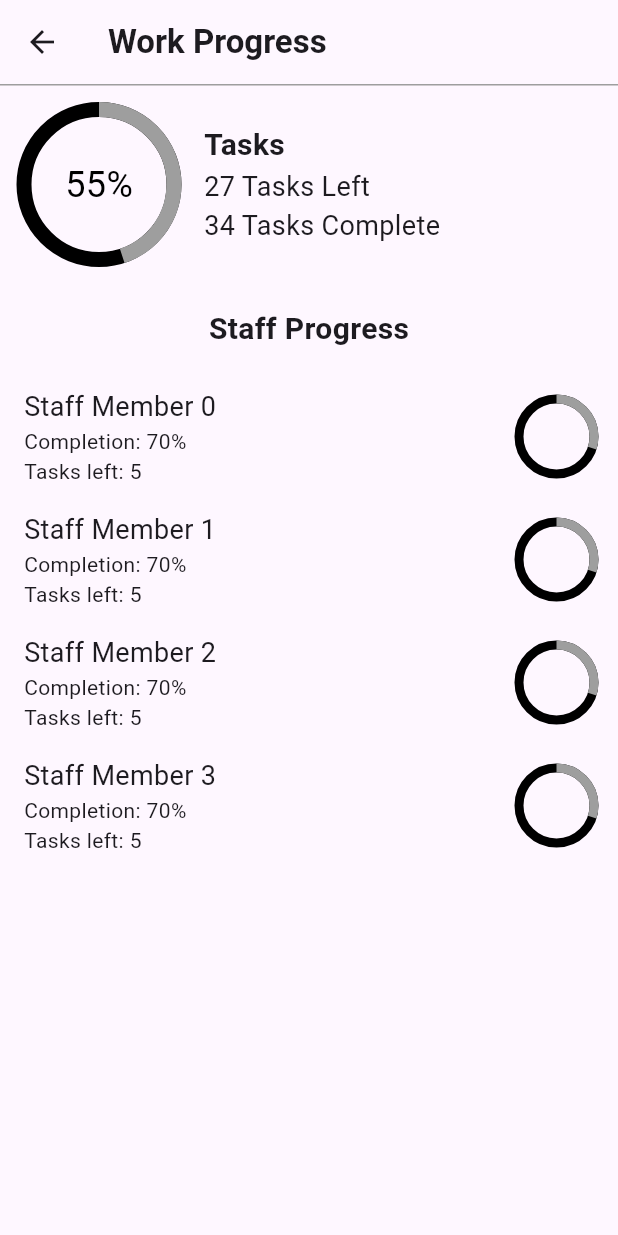
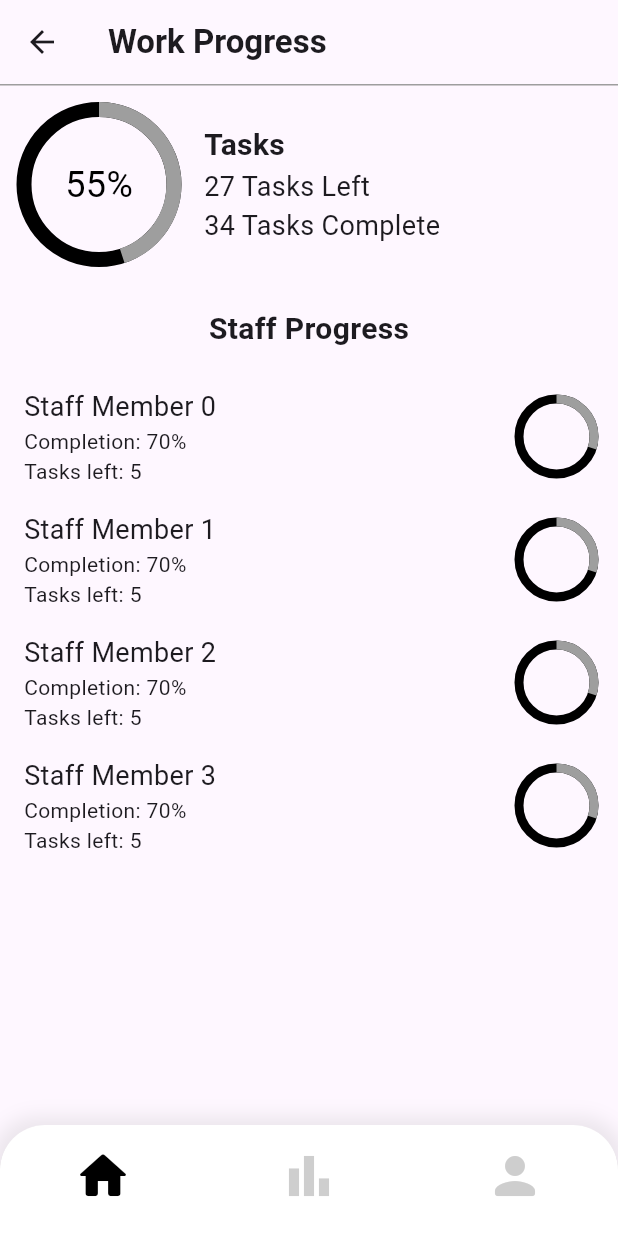
Before and after one commit to JashobeamKayiwa/TaskIT, a Flutter app: the AdminWork screen opened by its route, on a phone screen of 412 x 824 dp. Run offline on Flutter 3.47's test engine with Material 3 defaults, Android fonts, the phone set to English and light mode, and no system bars; our stand-ins replace hive_flutter; accounts and stored records are empty.

Commit message:
add nav bar to adminwork

```diff
--- a/task_it/lib/pages/admin_work.dart
+++ b/task_it/lib/pages/admin_work.dart
@@ -1,4 +1,5 @@
 import 'package:flutter/material.dart';
+import 'package:task_it/constants/colors.dart';
 import 'package:task_it/pages/admin_home.dart';
 
 class AdminWork extends StatefulWidget {
@@ -29,6 +30,7 @@ class _AdminWorkState extends State<AdminWork> {
           Expanded(
           child: WorkProgressScreen(),),
           ],),
+          bottomNavigationBar: _buildBottomNavigationBar(),
     );
   }
 }
@@ -100,6 +102,7 @@ class WorkProgressScreen extends StatelessWidget {
           ),
         ],
       ),
+
     );
   }
 }
@@ -142,3 +145,40 @@ class StaffProgress extends StatelessWidget {
     );
   }
 }
+
+Widget _buildBottomNavigationBar() {
+  return Container(
+      decoration: BoxDecoration(
+          borderRadius: BorderRadius.only(
+            topLeft: Radius.circular(30),
+            topRight: Radius.circular(30),
+          ),
+          boxShadow: [
+            BoxShadow(
+              color: Colors.grey.withOpacity(0.2),
+              spreadRadius: 5,
+              blurRadius: 10,
+            )
+          ]),
+      child: ClipRRect(
+          borderRadius: BorderRadius.only(
+            topLeft: Radius.circular(30),
+            topRight: Radius.circular(30),
+          ),
+          child: BottomNavigationBar(
+            backgroundColor: Colors.white,
+            showSelectedLabels: false,
+            showUnselectedLabels: false,
+            selectedItemColor: kBlack,
+            unselectedItemColor: Colors.grey.withOpacity(0.5),
+            items: [
+              BottomNavigationBarItem(
+                  label: 'Home', icon: Icon(Icons.home_rounded, size: 40)),
+              BottomNavigationBarItem(
+                  label: 'Finances',
+                  icon: Icon(Icons.bar_chart, size: 40)),
+              BottomNavigationBarItem(
+                  label: 'Person', icon: Icon(Icons.person_rounded, size: 40)),
+            ],
+          )));
+}
--- a/task_it/lib/pages/home.dart
+++ b/task_it/lib/pages/home.dart
@@ -41,8 +41,10 @@ class _HomeState extends State<Home> {
   @override
   void initState() {
     //first time opening the app
-    if (((MyBox.get("TODOLIST"))&&MyBox.get("PERSONAL")) == null) {
-      db.createInitData();
+    if (MyBox.get("TODOLIST") == null) {
+      if (MyBox.get("PERSONAL") == null){
+        db.createInitData();
+      }
     } else {
       //not first time
       db.loadData();
--- a/task_it/lib/pages/personal.dart
+++ b/task_it/lib/pages/personal.dart
@@ -126,6 +126,7 @@ class _PersonalState extends State<Personal> {
                 ),
               ],
             ),
+            SizedBox(height: 16),
             Expanded(
               child: ListView(
                 children: [
@@ -180,7 +181,7 @@ Widget _buildBottomNavigationBar() {
                   label: 'Home', icon: Icon(Icons.home_rounded, size: 40)),
               BottomNavigationBarItem(
                   label: 'Finances',
-                  icon: Icon(Icons.attach_money_outlined, size: 40)),
+                  icon: Icon(Icons.bar_chart, size: 40)),
               BottomNavigationBarItem(
                   label: 'Person', icon: Icon(Icons.person_rounded, size: 40)),
             ],
--- a/task_it/lib/pages/tasker.dart
+++ b/task_it/lib/pages/tasker.dart
@@ -123,6 +123,7 @@ class _TaskerState extends State<Tasker> {
                     ),),
                 ],
               ),
+              SizedBox(height: 16),
               Expanded(
                 child: ListView(
                   children: [
@@ -176,7 +177,7 @@ Widget _buildBottomNavigationBar() {
                   label: 'Home', icon: Icon(Icons.home_rounded, size: 40)),
               BottomNavigationBarItem(
                   label: 'Finances',
-                  icon: Icon(Icons.attach_money_outlined, size: 40)),
+                  icon: Icon(Icons.bar_chart, size: 40)),
               BottomNavigationBarItem(
                   label: 'Person', icon: Icon(Icons.person_rounded, size: 40)),
             ],
--- a/task_it/lib/pages/worker_tile.dart
+++ b/task_it/lib/pages/worker_tile.dart
@@ -175,7 +175,7 @@ Widget _buildBottomNavigationBar() {
                   label: 'Home', icon: Icon(Icons.home_rounded, size: 40)),
               BottomNavigationBarItem(
                   label: 'Finances',
-                  icon: Icon(Icons.attach_money_outlined, size: 40)),
+                  icon: Icon(Icons.bar_chart, size: 40)),
               BottomNavigationBarItem(
                   label: 'Person', icon: Icon(Icons.person_rounded, size: 40)),
             ],
```
